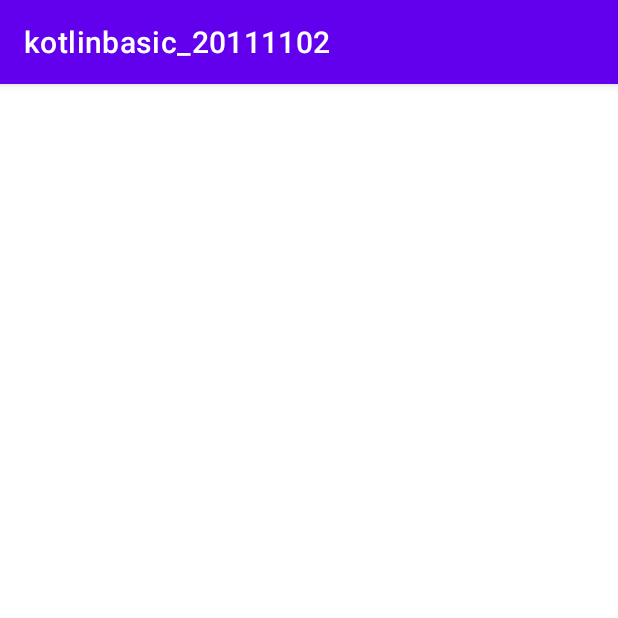
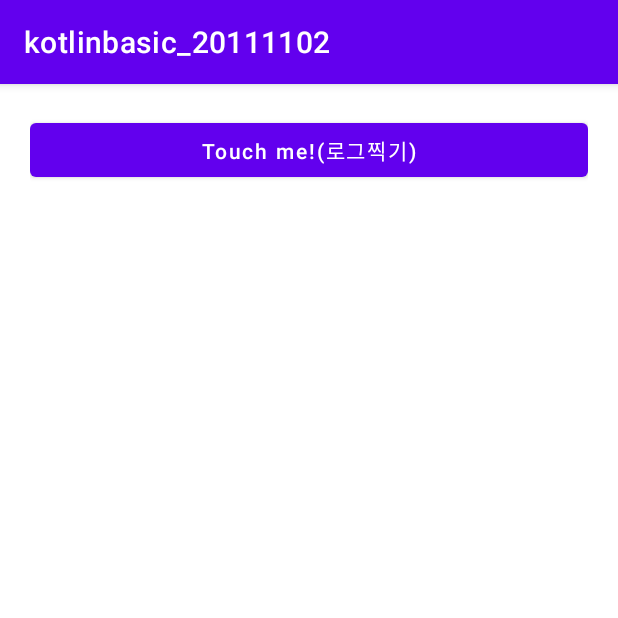
Before and after one commit to ujin-Bang/kotlinbasic_20111102, an Android app: the screen it shows after launch (MainActivity), on a phone screen of 412 x 824 dp, the top half of it. Run offline under Robolectric (Android 15) with nearby library versions, the phone set to English and light mode, and no system bars.

Commit message:
버튼에 id를 부여   -이름 :  btnLog

```diff
--- a/app/src/main/res/layout/activity_main.xml
+++ b/app/src/main/res/layout/activity_main.xml
@@ -5,7 +5,14 @@
     android:layout_width="match_parent"
     android:layout_height="match_parent"
     android:orientation="vertical"
+    android:padding="20dp"
     tools:context=".MainActivity">
 
+    <Button
+        android:id="@+id/btnLog"
+        android:layout_width="match_parent"
+        android:layout_height="wrap_content"
+        android:text="Touch me!(로그찍기)"
+        android:textAllCaps="false" />
 
 </LinearLayout>
```
